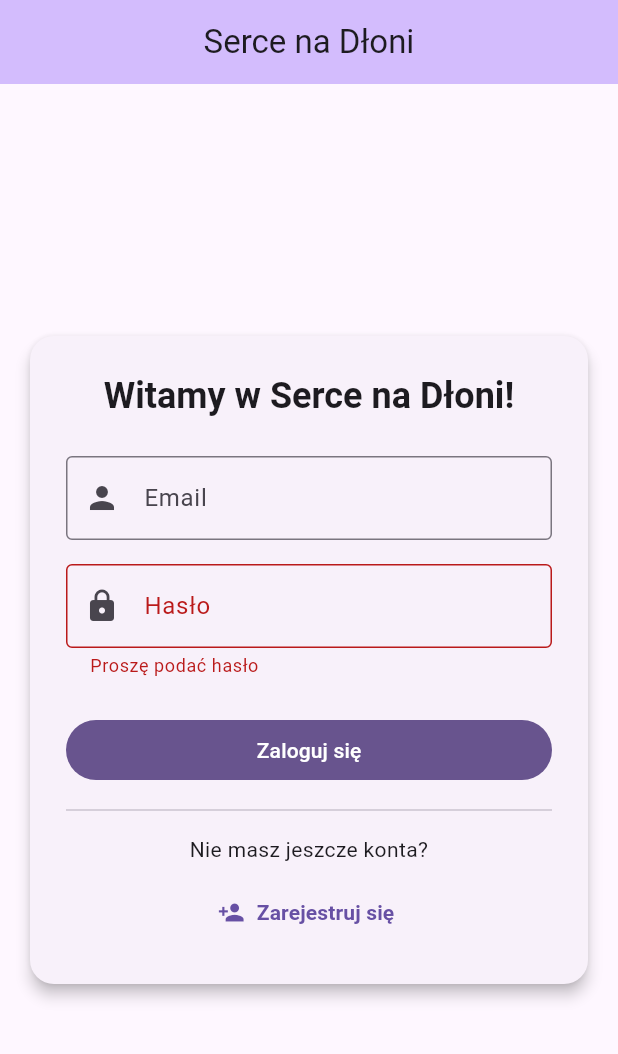
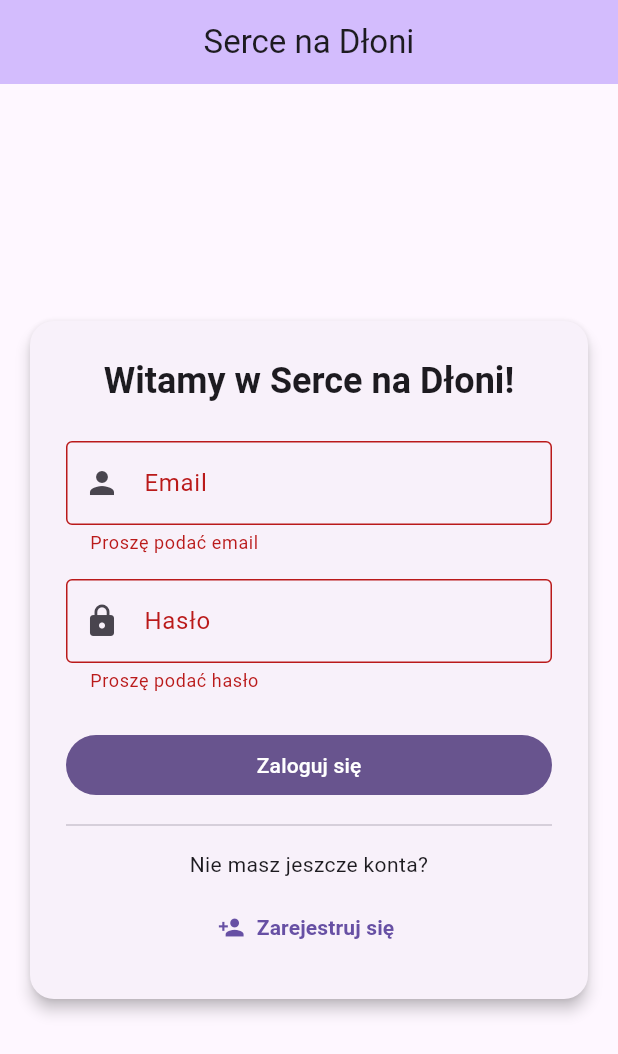
Before and after one commit to n-turowska/serce_na_dloni, a Flutter app: the screen it shows after launch, after a tap on "Zaloguj się", on a phone screen of 412 x 824 dp. Shown: the top 1054 px of the screen. Run offline on Flutter 3.47's test engine with Material 3 defaults, Android fonts, the phone set to English and light mode, and no system bars; our stand-ins replace flutter_local_notifications, flutter_riverpod, flutter_secure_storage, flutter_timezone, pdf, shared_preferences and 3 more; missing offline and left inert: cryptography; accounts and stored records are empty.

Commit message:
dodanie wyświetlanych błędów logowania

```diff
--- a/lib/logowanie.dart
+++ b/lib/logowanie.dart
@@ -1,7 +1,9 @@
 import 'package:flutter/material.dart';
 import 'package:flutter_riverpod/flutter_riverpod.dart';
+import '../config.dart';
 import '../providers/auth_provider.dart';
 import '../services/auth_service.dart';
+import '../utils/emailValidator.dart';
 
 class Logowanie extends ConsumerStatefulWidget {
   const Logowanie({super.key});
@@ -79,13 +81,27 @@ class _LogowanieState extends ConsumerState<Logowanie> {
                     const SizedBox(height: 24),
 
                     // Pole LOGIN
-                    TextField(
+                    TextFormField(
                       controller: _emailController,
+                      keyboardType: TextInputType.emailAddress,
                       decoration: const InputDecoration(
                         labelText: 'Email',
                         prefixIcon: Icon(Icons.person),
                         border: OutlineInputBorder(),
                       ),
+                      validator: (value) {
+                        final email = value?.trim() ?? '';
+                        if (email.isEmpty) {
+                          return 'Proszę podać email';
+                        }
+                        if (email.toLowerCase() == adminUsername) {
+                          return null;
+                        }
+                        if (!isValidEmail(email)) {
+                          return 'Wprowadź poprawny adres email';
+                        }
+                        return null;
+                      },
                     ),
                     const SizedBox(height: 16),
 
```
